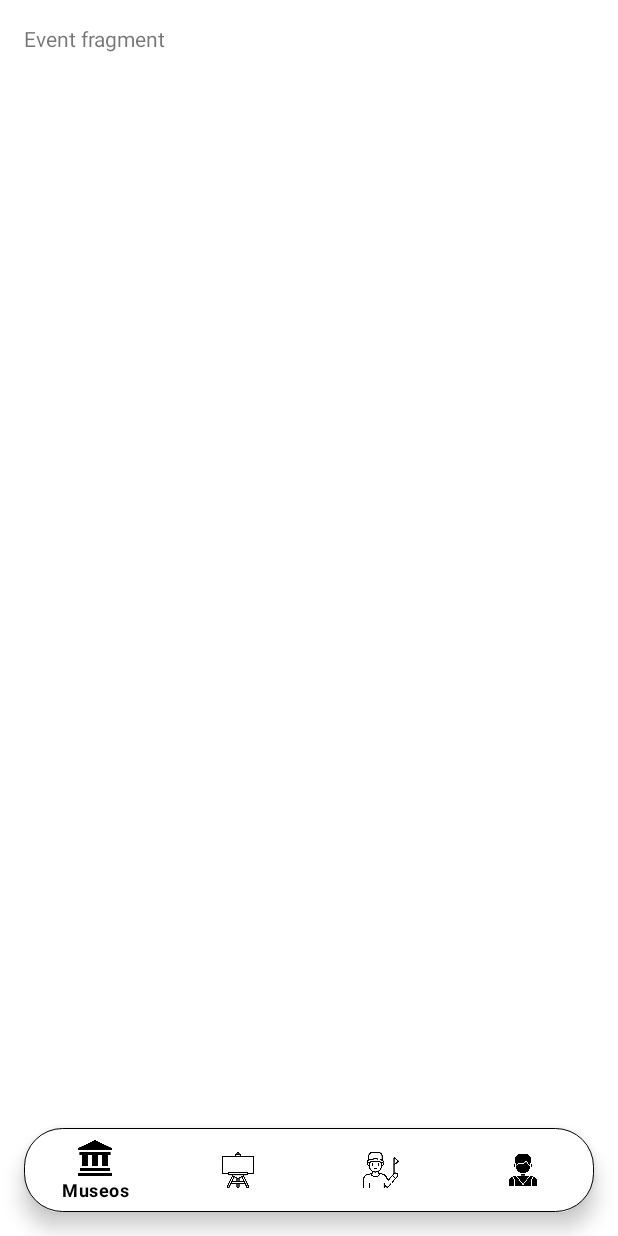
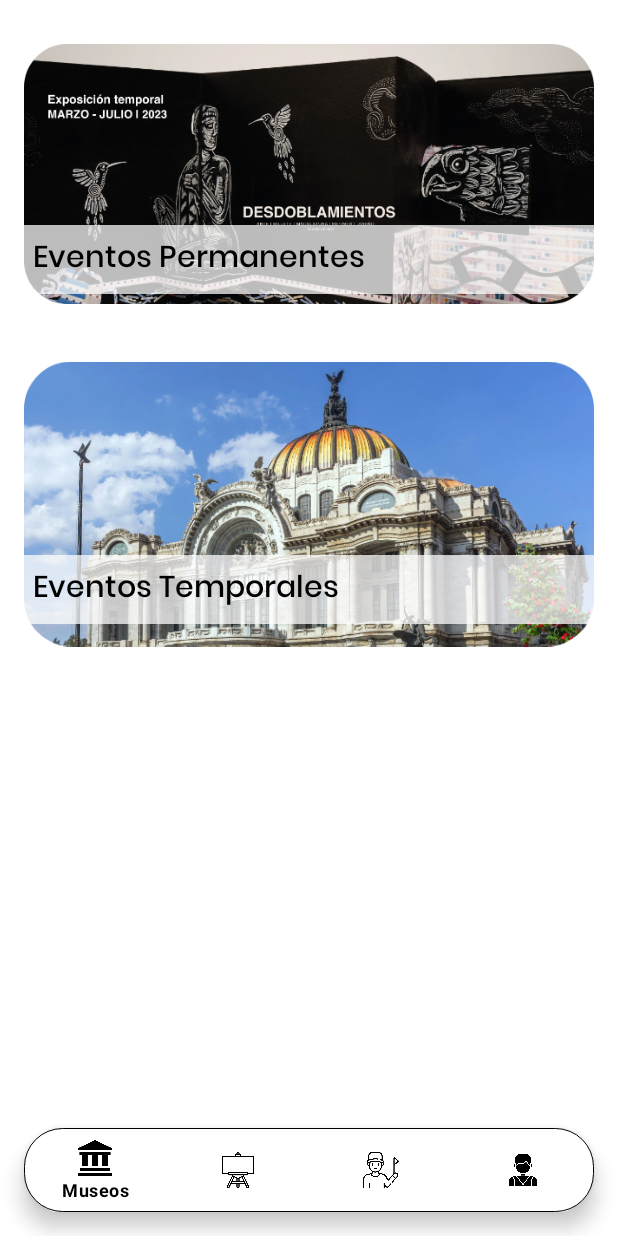
Before and after one commit to IsidroJesusGalanM/CAV, an Android app: the fragment EventFragment placed in its activity, on a phone screen of 412 x 824 dp. Run offline under Robolectric (Android 15) with nearby library versions, the phone set to English and light mode, and no system bars.

Commit message:
update views

```diff
--- a/app/build.gradle
+++ b/app/build.gradle
@@ -37,6 +37,7 @@ android {
 
 dependencies {
 
+    implementation 'com.github.bumptech.glide:glide:4.12.0'
     implementation 'de.hdodenhof:circleimageview:3.1.0'
     implementation 'androidx.core:core-ktx:1.10.1'
     implementation 'com.airbnb.android:lottie:3.0.3'
--- a/app/src/main/AndroidManifest.xml
+++ b/app/src/main/AndroidManifest.xml
@@ -11,6 +11,12 @@
         android:supportsRtl="true"
         android:theme="@style/Theme.CAV"
         tools:targetApi="31">
+        <activity
+            android:name=".TemporallyExpoActivity"
+            android:exported="false" />
+        <activity
+            android:name=".PermanentExpoActivity"
+            android:exported="false" />
         <activity
             android:name=".DetailsGuideActivity"
             android:exported="false" />
--- a/app/src/main/java/com/example/cav/EventFragment.kt
+++ b/app/src/main/java/com/example/cav/EventFragment.kt
@@ -1,10 +1,17 @@
 package com.example.cav
 
+import android.content.Intent
+import android.graphics.drawable.Drawable
 import android.os.Bundle
 import androidx.fragment.app.Fragment
 import android.view.LayoutInflater
+import android.view.RoundedCorner
 import android.view.View
 import android.view.ViewGroup
+import androidx.core.content.ContextCompat
+import com.bumptech.glide.Glide
+import com.bumptech.glide.load.resource.bitmap.RoundedCorners
+import com.bumptech.glide.request.RequestOptions
 import com.example.cav.databinding.FragmentEventFragmentBinding
 
 class EventFragment : Fragment() {
@@ -17,6 +24,29 @@ class EventFragment : Fragment() {
         // Inflate the layout for this fragment
         _binding = FragmentEventFragmentBinding.inflate(inflater,container,false)
         val view = binding.root
+
+        binding.botonP.setOnClickListener {
+            val intent = Intent(context,PermanentExpoActivity::class.java)
+            startActivity(intent)
+        }
+
+        binding.botonT.setOnClickListener {
+            val intent = Intent(context,TemporallyExpoActivity::class.java)
+            startActivity(intent)
+        }
+
+        val imagen = binding.backgroundImage
+        Glide.with(requireContext())
+            .load(R.drawable.exposiciones_permanentes)
+            .apply(RequestOptions().transform(RoundedCorners(50)))
+            .into(imagen)
+
+        val botonTempImg = binding.backgroundImage2
+        Glide.with(requireContext())
+            .load(R.drawable.exposiciones_temporales)
+            .apply(RequestOptions().transform(RoundedCorners(50)))
+            .into(botonTempImg)
+
         return view
     }
 
--- a/app/src/main/java/com/example/cav/HomeFragment.kt
+++ b/app/src/main/java/com/example/cav/HomeFragment.kt
@@ -26,7 +26,7 @@ class HomeFragment : Fragment(){
 
     private fun setup() {
         val lista = mutableListOf<MuseosLista>()
-        lista.add(MuseosLista(1,"MuseoSoumaya","Un museo de carlos Slim",
+        lista.add(MuseosLista(1,"Museo Soumaya","Un museo de carlos Slim el cual retrata todo el amor hacia su esposa",
             "Un museo en el cual te llenaras de experiencias con tu familia y que tendras momentos inolvidables",200,R.drawable.foto_prueba))
         lista.add(MuseosLista(2,"Centro cultural universitario Tlatelolco","A este vestigio de la arquitectura modernista le ha sido imposible pasar inadvertido durante los últimos dos años",
             "del artista estadounidense Thomas Glassford, la cual rodea el edificio de 22 pisos. Enclavado en los linderos de la unidad habitacional que le da nombre, el Centro Cultural Universitario Tlatelolco ofrece tres exposiciones permanentes: la muestra multimedia Memorial del 68, Colección Stavenhagen –de arte prehispánico– y Museo Tlatelolco, conformada por piezas prehispánicas localizadas en la zona arqueológica adyacente al foro.",
--- a/app/src/main/res/layout/fragment_event_fragment.xml
+++ b/app/src/main/res/layout/fragment_event_fragment.xml
@@ -1,14 +1,70 @@
 <?xml version="1.0" encoding="utf-8"?>
-<FrameLayout xmlns:android="http://schemas.android.com/apk/res/android"
+<androidx.constraintlayout.widget.ConstraintLayout xmlns:android="http://schemas.android.com/apk/res/android"
     xmlns:tools="http://schemas.android.com/tools"
     android:layout_width="match_parent"
     android:layout_height="match_parent"
+    xmlns:app="http://schemas.android.com/apk/res-auto"
     android:padding="16dp"
     tools:context=".EventFragment">
 
-    <TextView
+    <androidx.constraintlayout.widget.ConstraintLayout
+        android:id="@+id/botonP"
+        app:layout_constraintTop_toTopOf="parent"
+        app:layout_constraintLeft_toLeftOf="parent"
         android:layout_width="match_parent"
-        android:layout_height="match_parent"
-        android:text="Event fragment" />
+        android:layout_height="wrap_content">
 
-</FrameLayout>
+        <com.google.android.material.imageview.ShapeableImageView
+            android:id="@+id/backgroundImage"
+            android:layout_width="match_parent"
+            android:layout_height="200dp"
+            android:scaleType="fitCenter"
+            app:layout_constraintTop_toTopOf="parent"
+            />
+
+        <TextView
+            android:layout_width="match_parent"
+            android:layout_height="wrap_content"
+            android:text="Eventos Permanentes"
+            android:background="#BAFFFFFF"
+            style="@style/titleTextStyle"
+            android:padding="6dp"
+            app:layout_constraintBottom_toBottomOf="parent"
+
+            android:layout_marginBottom="20dp"/>
+
+
+    </androidx.constraintlayout.widget.ConstraintLayout>
+
+
+    <androidx.constraintlayout.widget.ConstraintLayout
+        android:id="@+id/botonT"
+        android:layout_marginTop="20dp"
+        app:layout_constraintTop_toBottomOf="@id/botonP"
+        app:layout_constraintLeft_toLeftOf="parent"
+        android:layout_width="match_parent"
+        android:layout_height="wrap_content">
+
+        <com.google.android.material.imageview.ShapeableImageView
+            android:id="@+id/backgroundImage2"
+            android:layout_width="match_parent"
+            android:layout_height="200dp"
+            app:layout_constraintTop_toTopOf="parent"
+            />
+
+        <TextView
+            android:layout_width="match_parent"
+            android:layout_height="wrap_content"
+            android:text="Eventos Temporales"
+            android:background="#BAFFFFFF"
+            style="@style/titleTextStyle"
+            android:padding="6dp"
+            app:layout_constraintBottom_toBottomOf="parent"
+            android:layout_marginBottom="20dp"/>
+
+
+    </androidx.constraintlayout.widget.ConstraintLayout>
+
+
+
+</androidx.constraintlayout.widget.ConstraintLayout>
--- a/app/src/main/res/layout/fragment_home.xml
+++ b/app/src/main/res/layout/fragment_home.xml
@@ -12,8 +12,8 @@
         android:layout_height="wrap_content"
         android:text="Museos"
         android:textAlignment="center"
-        style="@style/normalText_black"
-        android:layout_margin="10dp"/>
+        style="@style/titleTextStyle"
+        />
 
     <androidx.recyclerview.widget.RecyclerView
         android:id="@+id/recycler"
--- a/app/src/main/res/values/themes.xml
+++ b/app/src/main/res/values/themes.xml
@@ -61,7 +61,7 @@
     </style>
 
     <style name="titleTextStyle">
-        <item name="android:fontFamily">@font/poppins_semibold</item>
+        <item name="android:fontFamily">@font/poppins_medium</item>
         <item name="android:textSize">20sp</item>
         <item name="android:textColor">@color/black</item>
     </style>
```
Also changed, not shown: app/src/main/java/com/example/cav/PermanentExpoActivity.kt (added, +11 -0 lines), app/src/main/java/com/example/cav/TemporallyExpoActivity.kt (added, +11 -0 lines), app/src/main/res/drawable/rounded_rectangule_outlined.xml (added, +10 -0 lines), app/src/main/res/layout/activity_permanent_expo.xml (added, +18 -0 lines), app/src/main/res/layout/activity_temporally_expo.xml (added, +18 -0 lines), app/src/main/res/drawable/exposiciones_permanentes.jpg (added), app/src/main/res/drawable/exposiciones_temporales.webp (added).
